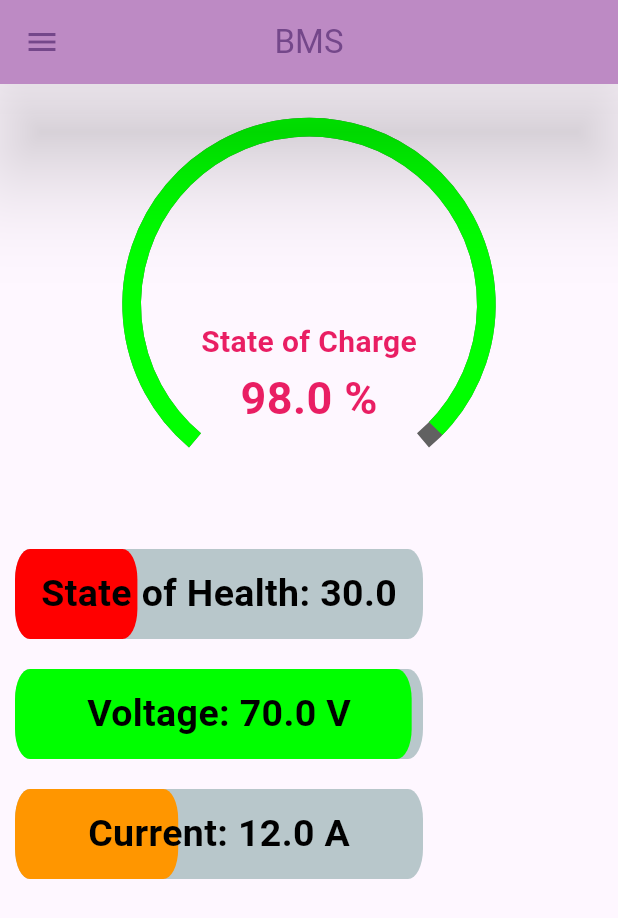
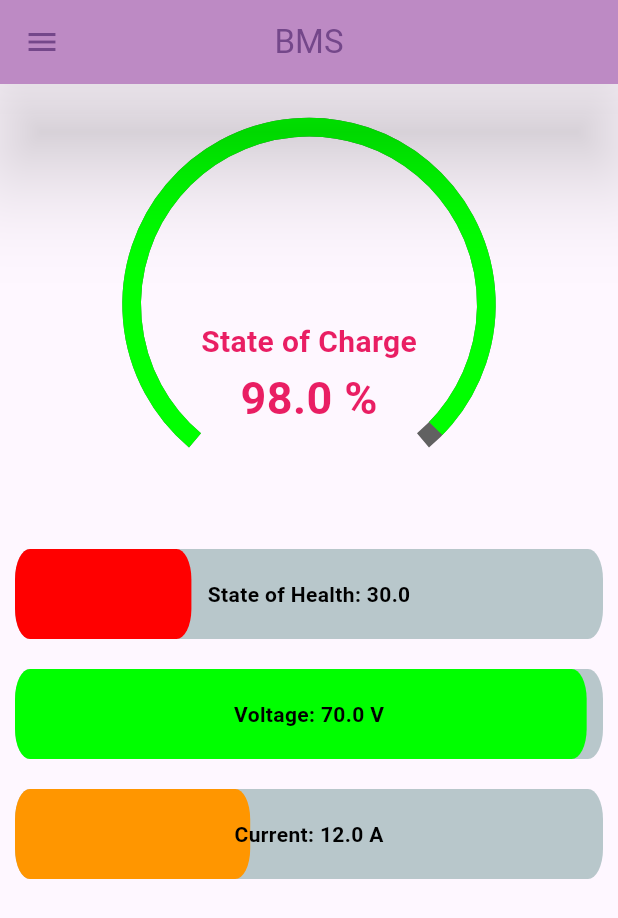
Before and after one commit to Sudharsshan/Flutter_BMS, a Flutter app: the screen it shows after launch, on a phone screen of 412 x 824 dp. Shown: the top 918 px of the screen. Run offline on Flutter 3.47's test engine with Material 3 defaults, Android fonts, the phone set to English and light mode, and no system bars; drawn by our look-alikes of percent_indicator, syncfusion_flutter_gauges; our stand-ins replace fluttertoast, shared_preferences; missing offline and left inert: workmanager.

Commit message:
tiny changes in home screen

```diff
--- a/lib/main.dart
+++ b/lib/main.dart
@@ -330,13 +330,13 @@ class _SOHState extends State<SOH> {
   Widget build(BuildContext context) {
     return Center(
       child: LinearPercentIndicator(
-        width: MediaQuery.of(context).size.width -120,
+        width: MediaQuery.of(context).size.width,
         animation: true,
         lineHeight: 80.0,
         barRadius: const Radius.elliptical(10, 20),
         padding: const EdgeInsets.symmetric(vertical: 10, horizontal: 10),
         percent: percentValue(100, State_Of_Health),
-        center: Text('State of Health: $finalD', style: const TextStyle(color: Colors.black, fontWeight: FontWeight.bold, fontSize: 25), ), //Overriding theme colors to prevent visibility issue
+        center: Text('State of Health: $finalD', style: const TextStyle(color: Colors.black, fontWeight: FontWeight.bold), ), //Overriding theme colors to prevent visibility issue
         linearStrokeCap: LinearStrokeCap.roundAll,
         progressColor: widgetColor(100, State_Of_Health), //CHANGE THIS AS PER VALUE
       ),
@@ -382,11 +382,11 @@ class _VOLTAGEState extends State<VOLTAGE> {
   Widget build(BuildContext context) {
     return Center(
       child: LinearPercentIndicator(
-        width: MediaQuery.of(context).size.width -120,
+        width: MediaQuery.of(context).size.width,
         animation: true,
         lineHeight: 80.0,
         percent: percentValue(72, VoltageData),
-        center: Text('Voltage: $finalD V', style: const TextStyle(color: Colors.black, fontWeight: FontWeight.bold, fontSize: 25),), //Overriding theme colors to prevent visibility issue
+        center: Text('Voltage: $finalD V', style: const TextStyle(color: Colors.black, fontWeight: FontWeight.bold),), //Overriding theme colors to prevent visibility issue
         padding: const EdgeInsets.symmetric(vertical: 10, horizontal: 10),
         linearStrokeCap: LinearStrokeCap.roundAll,
         progressColor: widgetColor(72, VoltageData), //CHANGE THIS AS PER THE VALUE
@@ -435,13 +435,13 @@ class _CURRENTState extends State<CURRENT> {
   Widget build(BuildContext context) {
     return Center(
       child: LinearPercentIndicator(
-        width: MediaQuery.of(context).size.width -120,
+        width: MediaQuery.of(context).size.width,
         animation: true,
         lineHeight: 80.0,
         barRadius: const Radius.elliptical(10, 20),
         padding: const EdgeInsets.symmetric(vertical: 10, horizontal: 10),
         percent: percentValue(30, CurrentData),
-        center: Text('Current: $finalD A', style: const TextStyle(color: Colors.black, fontWeight: FontWeight.bold, fontSize: 25),), //Overriding theme colors to prevent visibility issue
+        center: Text('Current: $finalD A', style: const TextStyle(color: Colors.black, fontWeight: FontWeight.bold),), //Overriding theme colors to prevent visibility issue
         linearStrokeCap: LinearStrokeCap.roundAll,
         progressColor: widgetColor(30, CurrentData),
       ),
```
